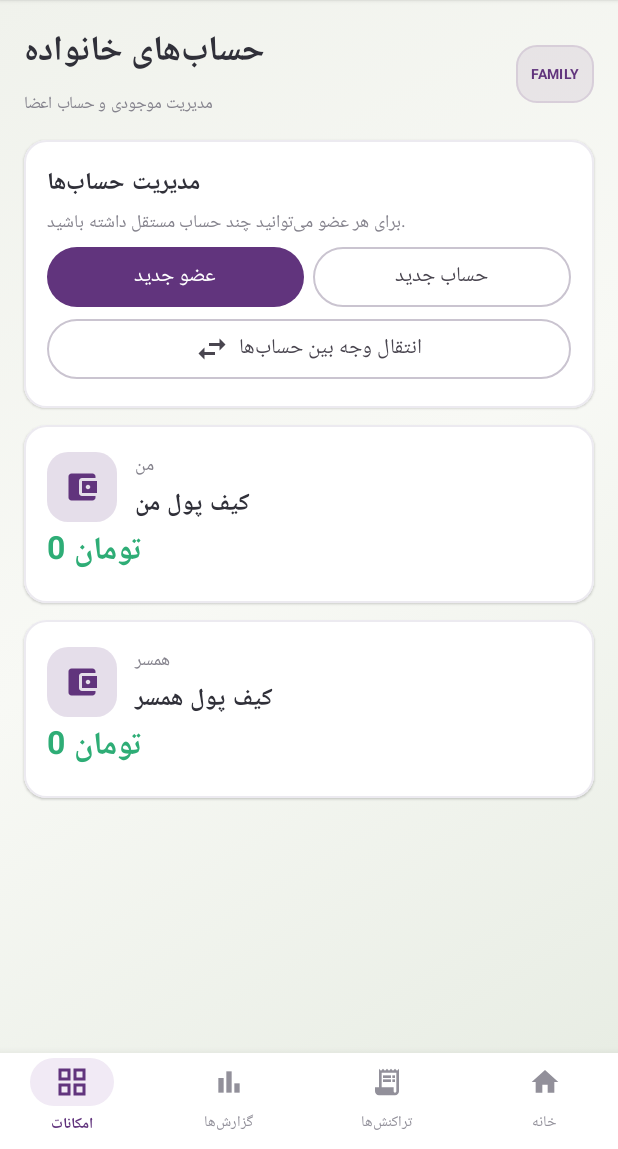
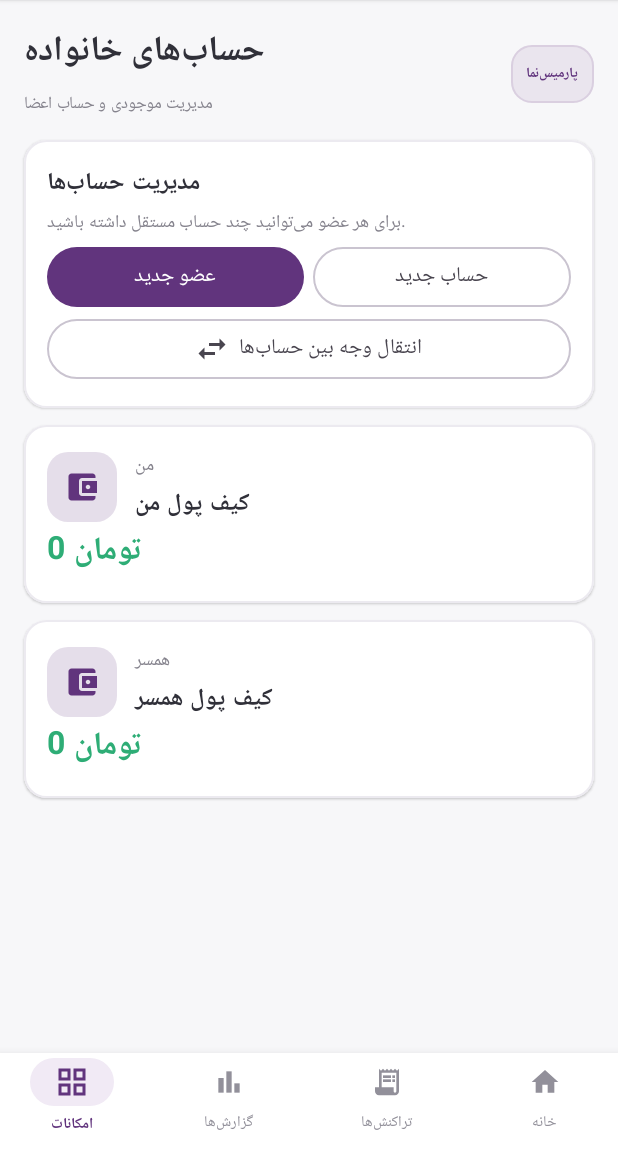
Before and after one commit to striran/family-finance-android, an Android app built with Jetpack Compose: the screen it shows after launch (MainActivity), after a tap on "حساب‌ها و اعضا", on a phone screen of 412 x 824 dp, the part 87-1236 px from its top. Run offline under Robolectric (Android 15) with nearby library versions, the phone set to English and light mode, and no system bars; 2 statements that could not run were skipped.

Commit message:
Apply Parmis-inspired light palette and improve readability across forms and pages

```diff
--- a/app/src/main/java/ir/striran/familyfinance/MainActivity.kt
+++ b/app/src/main/java/ir/striran/familyfinance/MainActivity.kt
@@ -561,7 +561,7 @@ fun FinanceApp(db: FinanceDatabase, onExport: () -> Unit, onImport: () -> Unit,
             Text(subtitle,color=sub,fontSize=11.sp)
         }
         Surface(shape=RoundedCornerShape(14.dp),color=if(dark)Color.White.copy(alpha=.09f) else violet.copy(alpha=.09f),border=BorderStroke(1.dp,if(dark)Color.White.copy(alpha=.13f) else violet.copy(alpha=.12f))){
-            Text("FAMILY",modifier=Modifier.padding(horizontal=10.dp,vertical=7.dp),color=if(dark)Color(0xFFD4CEFF) else violet,fontSize=9.sp,fontWeight=FontWeight.Bold)
+            Text("پارمیس‌نما",modifier=Modifier.padding(horizontal=10.dp,vertical=7.dp),color=if(dark)Color(0xFFE1C7F0) else violet,fontSize=9.sp,fontWeight=FontWeight.Bold)
         }
     }
 }
@@ -597,7 +597,7 @@ fun FinanceApp(db: FinanceDatabase, onExport: () -> Unit, onImport: () -> Unit,
     }
 }
 @Composable private fun AccountsPage(p:PaddingValues,accounts:List<FinanceAccount>,fg:Color,sub:Color,dark:Boolean,onMember:()->Unit,onAccount:()->Unit,onTransfer:()->Unit){
-    LazyColumn(Modifier.fillMaxSize().padding(p).background(Brush.linearGradient(if(dark) listOf(Color(0xFF1B2A34),Color(0xFF101A24),Color(0xFF17242B)) else listOf(Color(0xFFF0F2EC),Color(0xFFF8F9F5),Color(0xFFE8EDE4)))).padding(horizontal=16.dp),contentPadding=PaddingValues(top=16.dp,bottom=24.dp),verticalArrangement=Arrangement.spacedBy(11.dp)){
+    LazyColumn(Modifier.fillMaxSize().padding(p).background(if(dark)midnight else Color(0xFFF7F7F9)).padding(horizontal=16.dp),contentPadding=PaddingValues(top=16.dp,bottom=24.dp),verticalArrangement=Arrangement.spacedBy(11.dp)){
         item { ScreenHeading("حساب‌های خانواده","مدیریت موجودی و حساب اعضا",fg,sub,dark) }
         item { GlassCard(dark=dark) {
             Text("مدیریت حساب‌ها",color=fg,fontWeight=FontWeight.Bold)
```
